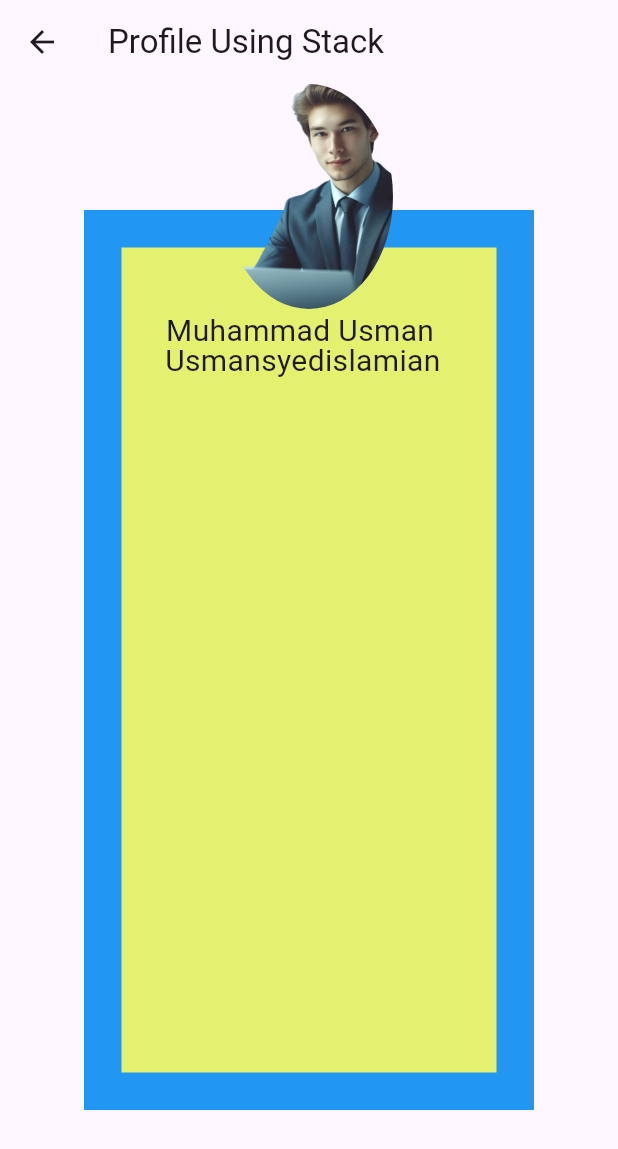
After one commit to usmansyedcoder/Flutter-Tasks, a Flutter app: the StackTask screen opened directly, on a phone screen of 412 x 824 dp. The commit adds this screen. Shown: the top 1149 px of the screen. Run offline on Flutter 3.47's test engine with Material 3 defaults, Android fonts, the phone set to English and light mode, and no system bars; our stand-ins replace flutter_rating_stars.

Commit message:
all tasks

```diff
--- a/lib/practice.dart
+++ b/lib/Practice/practice.dart
@@ -123,8 +123,9 @@ class _PracticeState extends State<Practice>
           controller: _tabController,
           tabs: const [
             Tab(icon: Icon(Icons.home), text: 'Home'),
-            Tab(icon: Icon(Icons.star), text: 'Favorites'),
+            Tab(icon: Icon(Icons.call), text: 'Contacts'),
             Tab(icon: Icon(Icons.settings), text: 'Settings'),
+
           ],
         ),
       ),
@@ -132,7 +133,7 @@ class _PracticeState extends State<Practice>
         controller: _tabController,
         children: const [
           Center(child: Text('Home Page')),
-          Center(child: Text('Favorites Page')),
+          Center(child: Text('Contacts Page')),
           Center(child: Text('Settings Pages')),
         ],
       ),
--- /dev/null
+++ b/lib/Stack_Task.dart
@@ -0,0 +1,83 @@
+import 'package:flutter/material.dart';
+
+class StackTask extends StatefulWidget {
+  const StackTask({super.key});
+
+  @override
+  State<StackTask> createState() => _StackTaskState();
+}
+
+class _StackTaskState extends State<StackTask> {
+  @override
+  Widget build(BuildContext context) {
+    return Scaffold(
+      appBar: AppBar(
+        title: const Text('Profile Using Stack'),
+      ),
+      body: Stack(
+        children: [
+          // Blue background container
+          Center(
+            child: Container(
+              height: 600,
+              width: 300,
+              color: Colors.blue,
+            ),
+          ),
+          // Yellow container
+          Center(
+            child: Container(
+              height: 550,
+              width: 250,
+              color: const Color.fromARGB(255, 228, 241, 111),
+            ),
+          ),
+          // First circular image (logo)
+
+          // Second circular image (profile picture)
+          Container(
+            margin: const EdgeInsets.symmetric(horizontal: 150),
+            height: 150,
+            width: 150,
+            child: ClipOval(
+              child: Image.asset(
+                'assets/profile.png',
+                fit: BoxFit.cover, // Ensures the image fits the circle
+              ),
+            ),
+          ),
+          Padding(
+            padding: const EdgeInsets.only(left: 100.0),
+            child: Container(
+              margin: const EdgeInsets.symmetric(vertical: 150),
+              height: 30,
+              width: 200,
+              // color: Colors.green,
+              child: const Center(
+                child: Text(
+                  'Muhammad Usman',
+                  style: TextStyle(fontSize: 20),
+                ),
+              ),
+            ),
+          ),
+          Padding(
+            padding: const EdgeInsets.only(left: 110.0),
+            child: Container(
+              margin: const EdgeInsets.symmetric(vertical: 170),
+              height: 30,
+              width: 200,
+              // color: Colors.green,
+              child: const Center(
+                child: Text(
+                  'Usmansyedislamian@gmail.com',
+                  style: TextStyle(fontSize: 20),
+                ),
+              ),
+            ),
+          ),
+        ],
+      ),
+    );
+  }
+}
--- a/lib/task.dart
+++ b/lib/task.dart
@@ -1,14 +1,16 @@
 import 'package:batch2ui/Burger_App/Burger_App_Page1.dart';
 import 'package:batch2ui/Plant_Task/Plant_Home_page1.dart';
+import 'package:batch2ui/Practice/Defalult_Tab_Controllers.dart';
+import 'package:batch2ui/Practice/practice.dart';
 import 'package:batch2ui/Security_Task/Security_Home_page1.dart';
 import 'package:batch2ui/Shirt_Task/Shirt_Home_Page1.dart';
 import 'package:batch2ui/Shoes_Task/Shoes_Home_Page1.dart';
+import 'package:batch2ui/Stack_Task.dart';
 import 'package:batch2ui/Tutor_Task/Home_Page1.dart';
 import 'package:batch2ui/congrats_Card.dart';
 import 'package:batch2ui/flutter_Tutorial.dart';
 import 'package:batch2ui/instagram.dart';
 import 'package:batch2ui/listview_Kullanimi.dart';
-import 'package:batch2ui/practice.dart';
 import 'package:batch2ui/profile_Task.dart';
 import 'package:batch2ui/recipe_List.dart';
 import 'package:batch2ui/review_Task.dart';
@@ -28,6 +30,7 @@ class Task extends StatefulWidget {
 class _Task2State extends State<Task> {
   // List of tasks and their respective pages
   final List<Map<String, dynamic>> tasks = [
+    {'title': 'Practice', 'widget': const Practice()},
     {'title': 'Zap Surveys', 'widget': const ZapSurveys()},
     {'title': 'Congrats Card', 'widget': const CongratsCard()},
     {'title': 'Quiz App', 'widget': const QuizApp()},
@@ -45,7 +48,8 @@ class _Task2State extends State<Task> {
     {'title': 'Security Task', 'widget': const SecurityHomePage1()},
     {'title': 'Review Task', 'widget': const ReviewTask()},
     {'title': 'Plant Login', 'widget': const PlantHomePage1()},
-    {'title': 'Practice', 'widget': const Practice()},
+    {'title': 'Stack Task', 'widget': const StackTask()},
+    {'title': 'Tab bar', 'widget': const DefalultTabControllers()},
   ];
 
   @override
@@ -95,7 +99,7 @@ class _Task2State extends State<Task> {
                       fontSize: 20,
                       color: Colors.white,
                       fontWeight: FontWeight.bold,
-                      fontFamily: 'Sacramento',
+                      // fontFamily: 'Sacramento',
                     ),
                   ),
                 ),
```
Also changed, not shown: lib/Practice/Custom_Tab_Bar_Controllers.dart (added, +58 -0 lines), lib/Practice/Defalult_Tab_Controllers.dart (added, +31 -0 lines), lib/Practice/Dynamic_Add_Tabs.dart (added, +56 -0 lines), lib/Practice/Tab_Bar/First_Screen.dart (added, +16 -0 lines), lib/Practice/Tab_Bar/Main_Screen.dart (added, +31 -0 lines), lib/Practice/Tab_Bar/Second_Screen.dart (added, +17 -0 lines), pubspec.yaml (+7 -1 lines), assets/logo2.png (added), assets/profile.png (added), assets/usman2.png (added), flutter_02.png (added), pubspec.lock, 5 other files.
